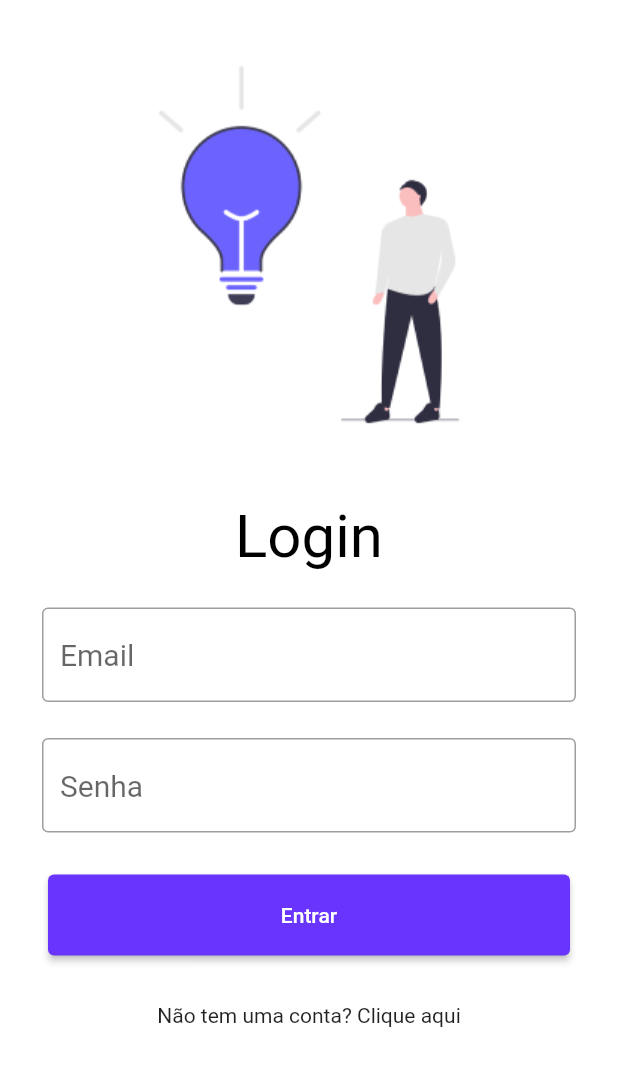
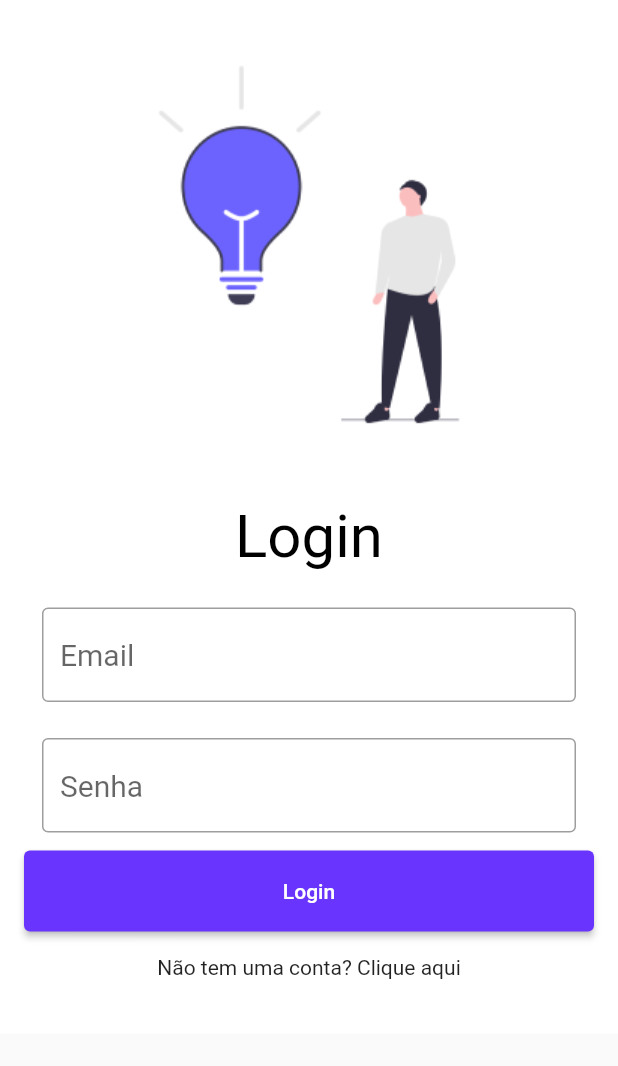
Before and after one commit to MatheusPedroSS/teste_izagro, a Flutter app: the screen it shows after launch, on a phone screen of 412 x 824 dp. Shown: the top 1066 px of the screen. Run offline on Flutter 3.47's test engine with Material 2 defaults, Android fonts, the light colour scheme and no system bars; our stand-ins replace firebase_auth, firebase_core; accounts and stored records are empty.

Commit message:
Adicionando Login via FirebaseAuth

```diff
--- a/lib/src/components/input.dart
+++ b/lib/src/components/input.dart
@@ -32,7 +32,7 @@ class _InputState extends State<Input> {
         style: TextStyle(
             fontSize: 20
         ),
-        onSubmitted: (value) {
+        onChanged: (value) {
           onSubmitted(value.toString());
         },
       ),
--- a/lib/src/pages/login.dart
+++ b/lib/src/pages/login.dart
@@ -1,3 +1,4 @@
+import 'package:firebase_auth/firebase_auth.dart';
 import 'package:flutter/material.dart';
 import 'package:teste_izagro/src/components/buttonNavigator.dart';
 import 'package:teste_izagro/src/components/input.dart';
@@ -13,7 +14,24 @@ class TelaLogin extends StatefulWidget {
 
 class _TelaLoginState extends State<TelaLogin> {
 
-  UserApp user = new UserApp();
+  var _email = '';
+  var _senha = '';
+
+  void doLogin(BuildContext context) async {
+    try{
+      UserCredential userFirebase = await FirebaseAuth.instance
+          .signInWithEmailAndPassword(email: _email, password: _senha);
+      if(userFirebase != null) {
+        Navigator.pushNamed(context, 'home');
+      }
+    } catch (e) {
+      print(e);
+      ScaffoldMessenger.of(context).showSnackBar(SnackBar(
+        content: Text("Falha ao realizar o Login"),
+        backgroundColor: Colors.redAccent,
+      ));
+    }
+  }
 
   @override
   Widget build(BuildContext context) {
@@ -37,20 +55,26 @@ class _TelaLoginState extends State<TelaLogin> {
                           key: Key("inputLogin"),
                           hintText: "Email",
                           isPassword: false,
-                          onSubmitted: (value) => {
-                            user.setEmail(value.toString())
-                          },
+                          onSubmitted: (value) => _email = value.toString(),
                         ),
                         Input(
                           key: Key("InputSenha"),
                           hintText: "Senha",
                           isPassword: true,
-                          onSubmitted: (value) => user.setSenha(value.toString()),
+                          onSubmitted: (value) => _senha = value.toString(),
                         ),
-                        ButtonNavigator(
-                          text: 'Entrar',
-                          color: Color.fromRGBO(104, 52, 254, 1),
-                          route: 'home',
+                        SizedBox(
+                          width: double.infinity,
+                          child: ElevatedButton(
+                            style: ElevatedButton.styleFrom(
+                              primary: Color.fromRGBO(104, 52, 254, 1),
+                              padding: EdgeInsets.only(top: 19, bottom: 19),
+                            ),
+                            child: Text('Login'),
+                            onPressed: () => {
+                              doLogin(context),
+                            },
+                          ),
                         ),
                         Padding(
                           padding: EdgeInsets.all(16),
--- a/lib/src/pages/register.dart
+++ b/lib/src/pages/register.dart
@@ -20,8 +20,6 @@ class _RegisterState extends State<Register> {
       UserCredential userFirebase = await FirebaseAuth.instance
           .createUserWithEmailAndPassword(email: _email, password: _senha);
       if(userFirebase != null) {
-        _email = '';
-        _senha = '';
         Navigator.pushNamed(context, 'home');
       }
     } catch(e) {
--- a/pubspec.yaml
+++ b/pubspec.yaml
@@ -23,6 +23,7 @@ environment:
 dependencies:
   firebase_auth: ^1.2.0
   firebase_core: ^1.2.0
+  cloud_firestore: ^2.2.0
   flutter:
     sdk: flutter
 
```
Also changed, not shown: pubspec.lock, 1 other file.
